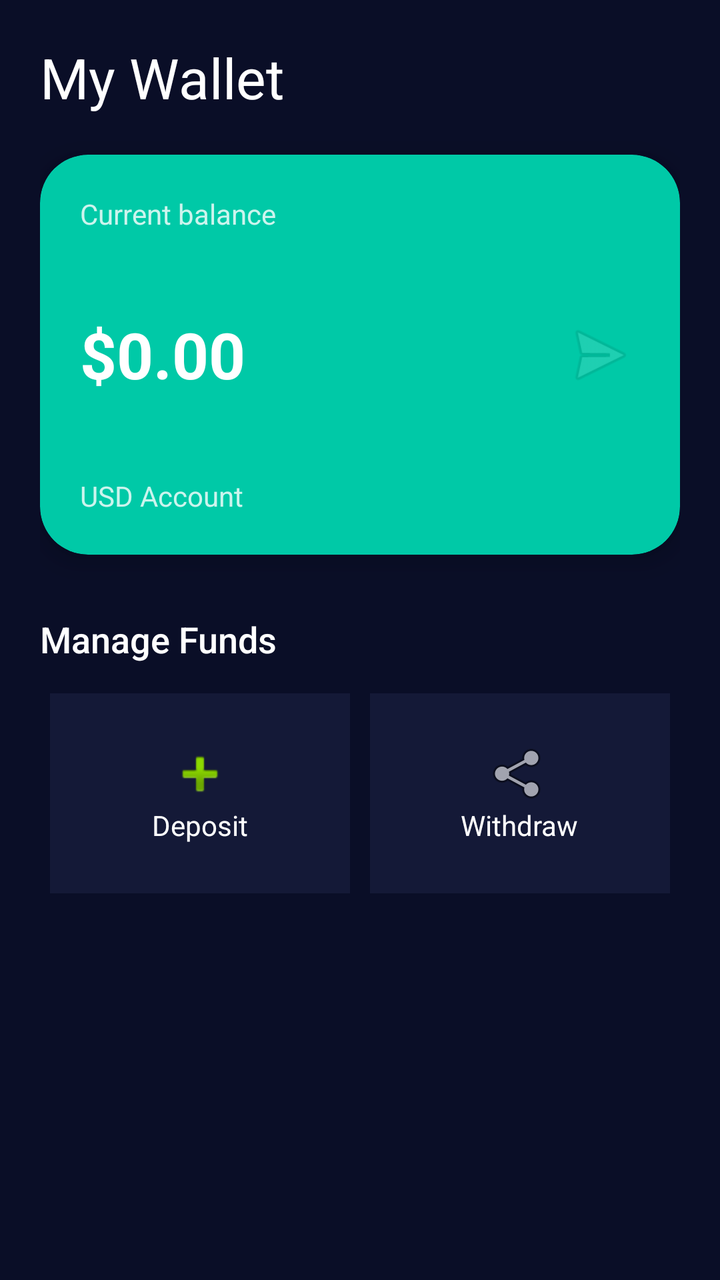
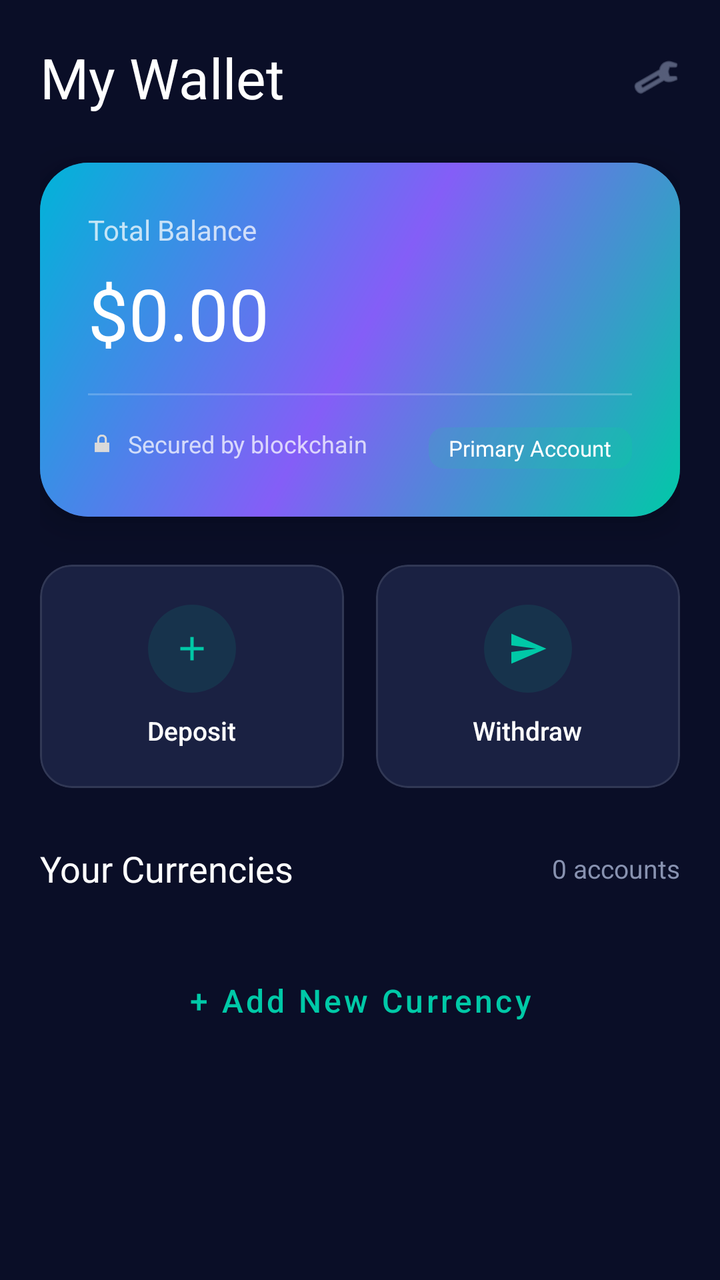

The first picture is an Android layout as it rendered before a commit; the second is the same layout after the commit. The layout source and the unified diff follow.
<!-- AndroidManifest.xml: application theme Theme.SwiftApp -->
<!-- res/layout/fragment_wallet.xml -->
<?xml version="1.0" encoding="utf-8"?>
<LinearLayout xmlns:android="http://schemas.android.com/apk/res/android"
    xmlns:app="http://schemas.android.com/apk/res-auto"

    android:layout_width="match_parent"
    android:layout_height="match_parent"
    android:background="@color/swift_bg_primary"
    android:orientation="vertical"
    android:padding="20dp">

    <TextView
        style="@style/SwiftText.Display"
        android:layout_width="wrap_content"
        android:layout_height="wrap_content"
        android:text="My Wallet" />

    <androidx.cardview.widget.CardView
        android:layout_width="match_parent"
        android:layout_height="200dp"
        android:layout_marginTop="20dp"
        app:cardBackgroundColor="@color/swift_primary"
        app:cardCornerRadius="24dp"
        app:cardElevation="8dp">

        <RelativeLayout
            android:layout_width="match_parent"
            android:layout_height="match_parent"
            android:padding="20dp">

            <TextView
                android:layout_width="wrap_content"
                android:layout_height="wrap_content"
                android:text="Current balance"
                android:textColor="#CCFFFFFF"
                android:textSize="14sp" />

            <TextView
                android:id="@+id/tvWalletBalance"
                android:layout_width="wrap_content"
                android:layout_height="wrap_content"
                android:layout_centerVertical="true"
                android:text="$0.00"
                android:textColor="@color/white"
                android:textSize="32sp"
                android:textStyle="bold" />

            <TextView
                android:id="@+id/tvWalletCurrency"
                android:layout_width="wrap_content"
                android:layout_height="wrap_content"
                android:layout_alignParentBottom="true"
                android:text="USD Account"
                android:textColor="#CCFFFFFF" />

            <ImageView
                android:layout_width="40dp"
                android:layout_height="40dp"
                android:layout_alignParentEnd="true"
                android:layout_centerVertical="true"
                android:alpha="0.2"
                android:src="@android:drawable/ic_menu_send" />
        </RelativeLayout>
    </androidx.cardview.widget.CardView>

    <TextView
        style="@style/SwiftText.Title"
        android:layout_width="wrap_content"
        android:layout_height="wrap_content"
        android:layout_marginTop="30dp"
        android:text="Manage Funds" />

    <GridLayout
        android:layout_width="match_parent"
        android:layout_height="wrap_content"
        android:layout_marginTop="10dp"
        android:columnCount="2"
        android:rowCount="1">

        <LinearLayout
            android:layout_width="0dp"
            android:layout_height="100dp"
            android:layout_columnWeight="1"
            android:layout_margin="5dp"
            android:background="@color/swift_bg_secondary"
            android:gravity="center"
            android:orientation="vertical">

            <ImageView
                android:layout_width="wrap_content"
                android:layout_height="wrap_content"
                android:src="@android:drawable/ic_input_add" />

            <TextView
                android:layout_width="wrap_content"
                android:layout_height="wrap_content"
                android:text="Deposit"
                android:textColor="@color/white" />
        </LinearLayout>

        <LinearLayout
            android:layout_width="0dp"
            android:layout_height="100dp"
            android:layout_columnWeight="1"
            android:layout_margin="5dp"
            android:background="@color/swift_bg_secondary"
            android:gravity="center"
            android:orientation="vertical">

            <ImageView
                android:layout_width="wrap_content"
                android:layout_height="wrap_content"
                android:src="@android:drawable/ic_menu_share" />

            <TextView
                android:layout_width="wrap_content"
                android:layout_height="wrap_content"
                android:text="Withdraw"
                android:textColor="@color/white" />
        </LinearLayout>
    </GridLayout>

</LinearLayout>
<!-- resources referenced by this layout -->
<resources>
  <color name="swift_bg_primary">#FF0A0E27</color>
  <color name="swift_bg_secondary">#FF141937</color>
  <color name="swift_primary">#FF00C9A7</color>
  <color name="white">#FFFFFFFF</color>
  <style name="SwiftText.Display">
          <item name="android:textColor">@color/swift_text_primary</item>
          <item name="android:textSize">@dimen/text_display</item>
          <item name="android:fontFamily">sans-serif-bold</item>
      </style>
  <style name="SwiftText.Title">
          <item name="android:textColor">@color/swift_text_primary</item>
          <item name="android:textSize">@dimen/text_xl</item>
          <item name="android:fontFamily">sans-serif-medium</item>
      </style>
  <color name="swift_text_primary">#FFFFFFFF</color>
  <dimen name="text_display">28sp</dimen>
  <dimen name="text_xl">18sp</dimen>
  <color name="swift_primary_dark">#FF00A88A</color>
  <color name="swift_secondary">#FF845EF7</color>
  <color name="swift_secondary_dark">#FF6B3FD4</color>
  <color name="swift_bg_card">#FF1A2142</color>
  <color name="swift_text_secondary">#FF8892B0</color>
  <color name="swift_text_hint">#FF5A6380</color>
  <!-- unchanged entries left out for length: 1 -->
</resources>

<!-- the commit's change to res/layout/fragment_wallet.xml (unified diff, before → after) -->
@@ -1,122 +1,256 @@
 <?xml version="1.0" encoding="utf-8"?>
-<LinearLayout xmlns:android="http://schemas.android.com/apk/res/android"
+<androidx.core.widget.NestedScrollView xmlns:android="http://schemas.android.com/apk/res/android"
     xmlns:app="http://schemas.android.com/apk/res-auto"
-
     android:layout_width="match_parent"
     android:layout_height="match_parent"
-    android:background="@color/swift_bg_primary"
-    android:orientation="vertical"
-    android:padding="20dp">
-
-    <TextView
-        style="@style/SwiftText.Display"
-        android:layout_width="wrap_content"
+    android:background="@color/swift_bg_primary">
+
+    <LinearLayout
+        android:layout_width="match_parent"
         android:layout_height="wrap_content"
-        android:text="My Wallet" />
-
-    <androidx.cardview.widget.CardView
-        android:layout_width="match_parent"
-        android:layout_height="200dp"
-        android:layout_marginTop="20dp"
-        app:cardBackgroundColor="@color/swift_primary"
-        app:cardCornerRadius="24dp"
-        app:cardElevation="8dp">
-
+        android:orientation="vertical"
+        android:padding="20dp"
+        android:paddingTop="48dp">
+
+        
         <RelativeLayout
             android:layout_width="match_parent"
-            android:layout_height="match_parent"
-            android:padding="20dp">
+            android:layout_height="wrap_content"
+            android:layout_marginBottom="24dp">
+
+            <TextView
+                style="@style/SwiftText.Display"
+                android:layout_width="wrap_content"
+                android:layout_height="wrap_content"
+                android:text="My Wallet" />
+
+            <ImageView
+                android:layout_width="24dp"
+                android:layout_height="24dp"
+                android:layout_alignParentEnd="true"
+                android:layout_centerVertical="true"
+                android:src="@android:drawable/ic_menu_manage"
+                app:tint="@color/swift_text_secondary" />
+        </RelativeLayout>
+
+        
+        <com.google.android.material.card.MaterialCardView
+            android:layout_width="match_parent"
+            android:layout_height="wrap_content"
+            android:layout_marginBottom="24dp"
+            app:cardCornerRadius="24dp"
+            app:cardElevation="12dp">
+
+            <FrameLayout
+                android:layout_width="match_parent"
+                android:layout_height="wrap_content"
+                android:background="@drawable/bg_gradient_primary"
+                android:padding="24dp">
+
+                <LinearLayout
+                    android:layout_width="match_parent"
+                    android:layout_height="wrap_content"
+                    android:orientation="vertical">
+
+                    <TextView
+                        android:layout_width="wrap_content"
+                        android:layout_height="wrap_content"
+                        android:text="Total Balance"
+                        android:textColor="#BBFFFFFF"
+                        android:textSize="14sp" />
+
+                    <TextView
+                        android:id="@+id/tvWalletBalance"
+                        android:layout_width="wrap_content"
+                        android:layout_height="wrap_content"
+                        android:layout_marginTop="8dp"
+                        android:fontFamily="sans-serif-bold"
+                        android:text="$0.00"
+                        android:textColor="@color/white"
+                        android:textSize="36sp" />
+
+                    <View
+                        android:layout_width="match_parent"
+                        android:layout_height="1dp"
+                        android:layout_marginVertical="16dp"
+                        android:background="#33FFFFFF" />
+
+                    <RelativeLayout
+                        android:layout_width="match_parent"
+                        android:layout_height="wrap_content">
+
+                        <LinearLayout
+                            android:layout_width="wrap_content"
+                            android:layout_height="wrap_content"
+                            android:gravity="center_vertical"
+                            android:orientation="horizontal">
+
+                            <ImageView
+                                android:layout_width="14dp"
+                                android:layout_height="14dp"
+                                android:src="@android:drawable/ic_lock_lock"
+                                android:tint="#BBFFFFFF" />
+
+                            <TextView
+                                android:layout_width="wrap_content"
+                                android:layout_height="wrap_content"
+                                android:layout_marginStart="6dp"
+                                android:text="Secured by blockchain"
+                                android:textColor="#BBFFFFFF"
+                                android:textSize="12sp" />
+                        </LinearLayout>
+
+                        <TextView
+                            android:id="@+id/tvWalletCurrency"
+                            android:layout_width="wrap_content"
+                            android:layout_height="wrap_content"
+                            android:layout_alignParentEnd="true"
+                            android:layout_centerVertical="true"
+                            android:background="@drawable/bg_status_success"
+                            android:paddingHorizontal="10dp"
+                            android:paddingVertical="3dp"
+                            android:text="Primary Account"
+                            android:textColor="@color/white"
+                            android:textSize="11sp"
+                            android:fontFamily="sans-serif-bold" />
+                    </RelativeLayout>
+                </LinearLayout>
+            </FrameLayout>
+        </com.google.android.material.card.MaterialCardView>
+
+        
+        <LinearLayout
+            android:layout_width="match_parent"
+            android:layout_height="wrap_content"
+            android:layout_marginBottom="28dp"
+            android:orientation="horizontal">
+
+            <com.google.android.material.card.MaterialCardView
+                android:id="@+id/btnDeposit"
+                android:layout_width="0dp"
+                android:layout_height="wrap_content"
+                android:layout_marginEnd="8dp"
+                android:layout_weight="1"
+                app:cardBackgroundColor="@color/swift_bg_card"
+                app:cardCornerRadius="16dp"
+                app:cardElevation="0dp"
+                app:strokeColor="@color/swift_divider"
+                app:strokeWidth="1dp">
+
+                <LinearLayout
+                    android:layout_width="match_parent"
+                    android:layout_height="wrap_content"
+                    android:gravity="center"
+                    android:orientation="vertical"
+                    android:padding="20dp">
+
+                    <FrameLayout
+                        android:layout_width="44dp"
+                        android:layout_height="44dp"
+                        android:background="@drawable/bg_icon_circle">
+
+                        <ImageView
+                            android:layout_width="20dp"
+                            android:layout_height="20dp"
+                            android:layout_gravity="center"
+                            android:src="@drawable/ic_add"
+                            app:tint="@color/swift_primary" />
+                    </FrameLayout>
+
+                    <TextView
+                        android:layout_width="wrap_content"
+                        android:layout_height="wrap_content"
+                        android:layout_marginTop="10dp"
+                        android:fontFamily="sans-serif-medium"
+                        android:text="Deposit"
+                        android:textColor="@color/white"
+                        android:textSize="13sp" />
+                </LinearLayout>
+            </com.google.android.material.card.MaterialCardView>
+
+            <com.google.android.material.card.MaterialCardView
+                android:id="@+id/btnWithdraw"
+                android:layout_width="0dp"
+                android:layout_height="wrap_content"
+                android:layout_marginStart="8dp"
+                android:layout_weight="1"
+                app:cardBackgroundColor="@color/swift_bg_card"
+                app:cardCornerRadius="16dp"
+                app:cardElevation="0dp"
+                app:strokeColor="@color/swift_divider"
+                app:strokeWidth="1dp">
+
+                <LinearLayout
+                    android:layout_width="match_parent"
+                    android:layout_height="wrap_content"
+                    android:gravity="center"
+                    android:orientation="vertical"
+                    android:padding="20dp">
+
+                    <FrameLayout
+                        android:layout_width="44dp"
+                        android:layout_height="44dp"
+                        android:background="@drawable/bg_icon_circle">
+
+                        <ImageView
+                            android:layout_width="20dp"
+                            android:layout_height="20dp"
+                            android:layout_gravity="center"
+                            android:src="@drawable/ic_send"
+                            app:tint="@color/swift_primary" />
+                    </FrameLayout>
+
+                    <TextView
+                        android:layout_width="wrap_content"
+                        android:layout_height="wrap_content"
+                        android:layout_marginTop="10dp"
+                        android:fontFamily="sans-serif-medium"
+                        android:text="Withdraw"
+                        android:textColor="@color/white"
+                        android:textSize="13sp" />
+                </LinearLayout>
+            </com.google.android.material.card.MaterialCardView>
+        </LinearLayout>
+
+        
+        <RelativeLayout
+            android:layout_width="match_parent"
+            android:layout_height="wrap_content"
+            android:layout_marginBottom="16dp">
 
             <TextView
                 android:layout_width="wrap_content"
                 android:layout_height="wrap_content"
-                android:text="Current balance"
-                android:textColor="#CCFFFFFF"
-                android:textSize="14sp" />
+                android:fontFamily="sans-serif-bold"
+                android:text="Your Currencies"
+                android:textColor="@color/swift_text_primary"
+                android:textSize="18sp" />
 
             <TextView
-                android:id="@+id/tvWalletBalance"
+                android:id="@+id/tvCurrencyCount"
                 android:layout_width="wrap_content"
                 android:layout_height="wrap_content"
-                android:layout_centerVertical="true"
-                android:text="$0.00"
-                android:textColor="@color/white"
-                android:textSize="32sp"
-                android:textStyle="bold" />
-
-            <TextView
-                android:id="@+id/tvWalletCurrency"
-                android:layout_width="wrap_content"
-                android:layout_height="wrap_content"
-                android:layout_alignParentBottom="true"
-                android:text="USD Account"
-                android:textColor="#CCFFFFFF" />
-
-            <ImageView
-                android:layout_width="40dp"
-                android:layout_height="40dp"
                 android:layout_alignParentEnd="true"
                 android:layout_centerVertical="true"
-                android:alpha="0.2"
-                android:src="@android:drawable/ic_menu_send" />
+                android:text="0 accounts"
+                android:textColor="@color/swift_text_secondary"
+                android:textSize="13sp" />
         </RelativeLayout>
-    </androidx.cardview.widget.CardView>
-
-    <TextView
-        style="@style/SwiftText.Title"
-        android:layout_width="wrap_content"
-        android:layout_height="wrap_content"
-        android:layout_marginTop="30dp"
-        android:text="Manage Funds" />
-
-    <GridLayout
-        android:layout_width="match_parent"
-        android:layout_height="wrap_content"
-        android:layout_marginTop="10dp"
-        android:columnCount="2"
-        android:rowCount="1">
-
-        <LinearLayout
-            android:layout_width="0dp"
-            android:layout_height="100dp"
-            android:layout_columnWeight="1"
-            android:layout_margin="5dp"
-            android:background="@color/swift_bg_secondary"
-            android:gravity="center"
-            android:orientation="vertical">
-
-            <ImageView
-                android:layout_width="wrap_content"
-                android:layout_height="wrap_content"
-                android:src="@android:drawable/ic_input_add" />
-
-            <TextView
-                android:layout_width="wrap_content"
-                android:layout_height="wrap_content"
-                android:text="Deposit"
-                android:textColor="@color/white" />
-        </LinearLayout>
-
-        <LinearLayout
-            android:layout_width="0dp"
-            android:layout_height="100dp"
-            android:layout_columnWeight="1"
-            android:layout_margin="5dp"
-            android:background="@color/swift_bg_secondary"
-            android:gravity="center"
-            android:orientation="vertical">
-
-            <ImageView
-                android:layout_width="wrap_content"
-                android:layout_height="wrap_content"
-                android:src="@android:drawable/ic_menu_share" />
-
-            <TextView
-                android:layout_width="wrap_content"
-                android:layout_height="wrap_content"
-                android:text="Withdraw"
-                android:textColor="@color/white" />
-        </LinearLayout>
-    </GridLayout>
-
-</LinearLayout>
+
+        <androidx.recyclerview.widget.RecyclerView
+            android:id="@+id/rvWallets"
+            android:layout_width="match_parent"
+            android:layout_height="wrap_content"
+            android:nestedScrollingEnabled="false" />
+
+        <Button
+            android:id="@+id/btnAddCurrency"
+            style="@style/SwiftButton.Secondary"
+            android:layout_width="match_parent"
+            android:layout_height="wrap_content"
+            android:layout_marginTop="12dp"
+            android:layout_marginBottom="24dp"
+            android:text="+ Add New Currency" />
+
+    </LinearLayout>
+</androidx.core.widget.NestedScrollView>
<!-- resource entries referenced after the edit -->
@@ -1,22 +1,80 @@
 <!-- resources referenced by this layout -->
 <resources>
   <color name="swift_bg_primary">#FF0A0E27</color>
+  <color name="swift_divider">#1AFFFFFF</color>
   <color name="swift_bg_secondary">#FF141937</color>
   <color name="swift_primary">#FF00C9A7</color>
   <color name="white">#FFFFFFFF</color>
+  <!-- drawable bg_gradient_primary (drawable) -->
+  <?xml version="1.0" encoding="utf-8"?>
+  <shape xmlns:android="http://schemas.android.com/apk/res/android">
+      <gradient
+          android:angle="135"
+          android:startColor="@color/swift_gradient_start"
+          android:centerColor="@color/swift_gradient_mid"
+          android:endColor="@color/swift_gradient_end"
+          android:type="linear" />
+      <corners android:radius="@dimen/radius_lg" />
+  </shape>
+  <!-- drawable bg_icon_circle (drawable) -->
+  <?xml version="1.0" encoding="utf-8"?>
+  <shape xmlns:android="http://schemas.android.com/apk/res/android"
+      android:shape="oval">
+      <solid android:color="#1A00C9A7" />
+      <size android:width="56dp" android:height="56dp" />
+  </shape>
+  <!-- drawable bg_status_success (drawable) -->
+  <?xml version="1.0" encoding="utf-8"?>
+  <shape xmlns:android="http://schemas.android.com/apk/res/android">
+      <solid android:color="@color/swift_success_bg" />
+      <corners android:radius="@dimen/radius_sm" />
+  </shape>
+  <!-- drawable ic_add (drawable) -->
+  <vector xmlns:android="http://schemas.android.com/apk/res/android"
+      android:width="24dp"
+      android:height="24dp"
+      android:viewportWidth="24"
+      android:viewportHeight="24">
+      <path
+          android:fillColor="@color/swift_primary"
+          android:pathData="M19,13h-6v6h-2v-6H5v-2h6V5h2v6h6v2z" />
+  </vector>
+  <!-- drawable ic_send (drawable) -->
+  <vector xmlns:android="http://schemas.android.com/apk/res/android"
+      android:width="24dp"
+      android:height="24dp"
+      android:viewportWidth="24"
+      android:viewportHeight="24">
+      <path
+          android:fillColor="@color/swift_primary"
+          android:pathData="M2.01,21L23,12 2.01,3 2,10l15,2 -15,2z" />
+  </vector>
+  <style name="SwiftButton.Secondary" parent="Widget.MaterialComponents.Button.OutlinedButton">
+          <item name="android:textColor">@color/swift_primary</item>
+          <item name="android:textSize">@dimen/text_lg</item>
+          <item name="android:textAllCaps">false</item>
+          <item name="cornerRadius">@dimen/radius_lg</item>
+          <item name="strokeColor">@color/swift_primary</item>
+          <item name="strokeWidth">1.5dp</item>
+          <item name="android:minHeight">@dimen/button_height</item>
+          <item name="rippleColor">@color/swift_ripple</item>
+      </style>
   <style name="SwiftText.Display">
           <item name="android:textColor">@color/swift_text_primary</item>
           <item name="android:textSize">@dimen/text_display</item>
           <item name="android:fontFamily">sans-serif-bold</item>
       </style>
-  <style name="SwiftText.Title">
-          <item name="android:textColor">@color/swift_text_primary</item>
-          <item name="android:textSize">@dimen/text_xl</item>
-          <item name="android:fontFamily">sans-serif-medium</item>
-      </style>
+  <color name="swift_gradient_start">#FF00C9A7</color>
+  <color name="swift_gradient_mid">#FF845EF7</color>
+  <color name="swift_gradient_end">#FF00B4D8</color>
+  <dimen name="radius_lg">16dp</dimen>
+  <color name="swift_success_bg">#1A00E676</color>
+  <dimen name="radius_sm">8dp</dimen>
+  <dimen name="text_lg">16sp</dimen>
+  <dimen name="button_height">52dp</dimen>
+  <color name="swift_ripple">#3300C9A7</color>
   <color name="swift_text_primary">#FFFFFFFF</color>
   <dimen name="text_display">28sp</dimen>
-  <dimen name="text_xl">18sp</dimen>
   <color name="swift_primary_dark">#FF00A88A</color>
   <color name="swift_secondary">#FF845EF7</color>
   <color name="swift_secondary_dark">#FF6B3FD4</color>
